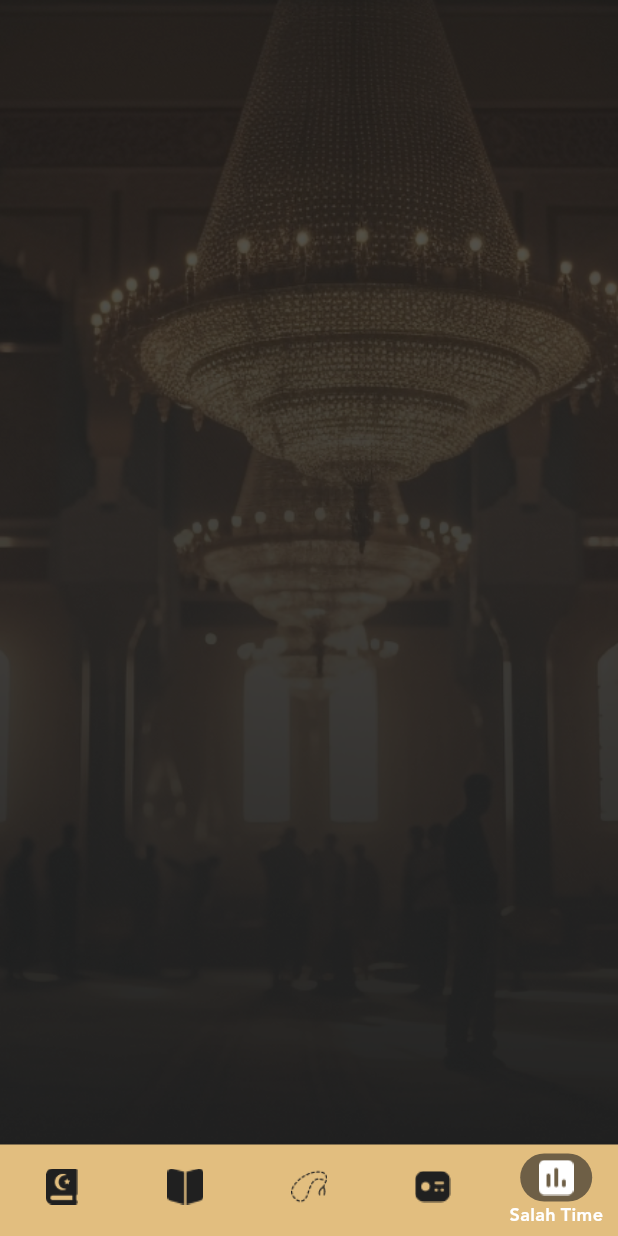
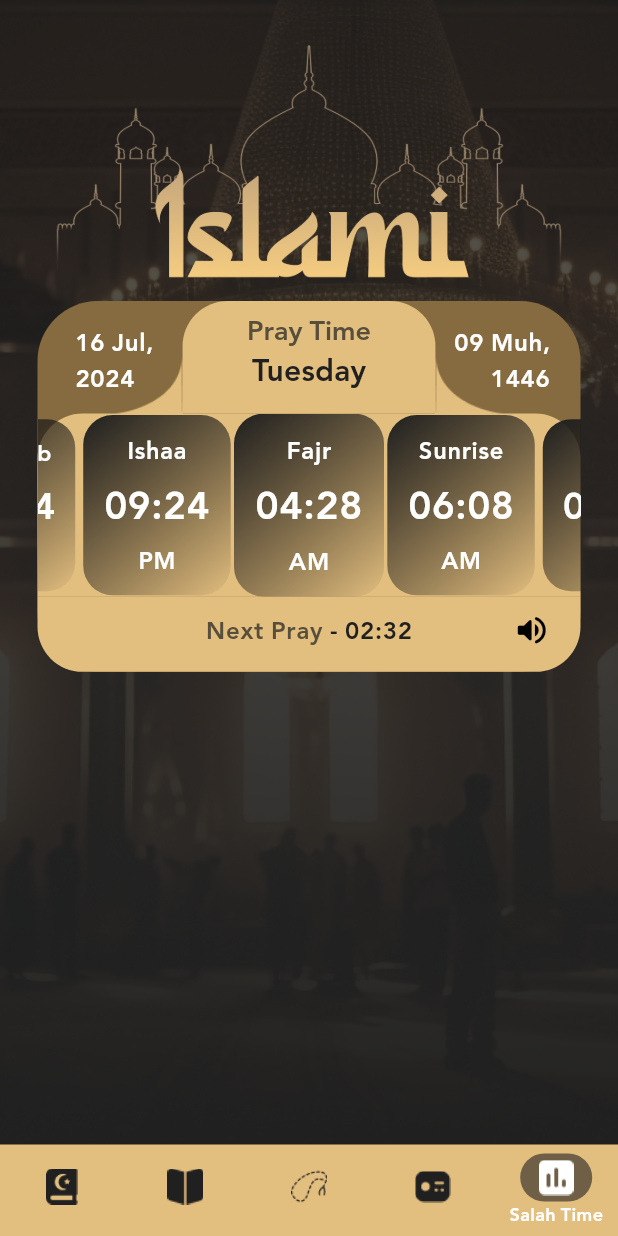
Before and after one commit to Momen0Waleed/Islami_App, a Flutter app: the HomeScreen screen opened by its route, item 5 of the bottom bar chosen, on a phone screen of 412 x 824 dp. Run offline on Flutter 3.47's test engine with Material 3 defaults, Android fonts, the phone set to English and light mode, and no system bars; drawn by our look-alikes of carousel_slider; our stand-ins replace shared_preferences; accounts and stored records are empty.

Commit message:
Finishing Sala Time Box

```diff
--- a/lib/core/constants/islami_colors.dart
+++ b/lib/core/constants/islami_colors.dart
@@ -3,6 +3,7 @@ import 'dart:ui';
 abstract class IslamiColors{
   static const Color black = Color(0xFF202020);
   static const Color gold = Color(0xFFE2BE7F);
+  static const Color darkGold = Color(0xFF856B3F);
   static const Color white = Color(0xFFFFFFFF);
   static const Color gray = Color(0xFF6E5F46);
   static const Color disabledIndicator = Color(0xFF707070);
--- a/lib/core/constants/islami_images.dart
+++ b/lib/core/constants/islami_images.dart
@@ -33,4 +33,9 @@ abstract class IslamiImages{
       "assets/images/radio widget background.png";
   static const String radioVoiceWavesBackground =
       "assets/images/radio voice waves background.png";
+
+  static const String leftCornerSalaHeader =
+      "assets/images/leftCornerSalaHeader.png";
+  static const String rightCornerSalaHeader =
+      "assets/images/rightCornerSalaHeader.png";
 }
--- a/lib/modules/sala_time/sala_time_view.dart
+++ b/lib/modules/sala_time/sala_time_view.dart
@@ -1,4 +1,5 @@
 import 'package:flutter/material.dart';
+import 'package:islami_app/modules/sala_time/widgets/sala_box_widget.dart';
 
 import '../../core/constants/islami_images.dart';
 
@@ -8,12 +9,24 @@ class SalaTimeView extends StatelessWidget {
   @override
   Widget build(BuildContext context) {
     return Container(
+      padding: EdgeInsets.symmetric(vertical: 30, horizontal: 25),
       decoration: BoxDecoration(
         image: DecorationImage(
             image: AssetImage(IslamiImages.backgroundSalaTimePage),
             fit: BoxFit.cover
         ),
       ),
+      child: Column(
+        mainAxisAlignment: MainAxisAlignment.start,
+        children: [
+          Image.asset(
+            IslamiImages.quranPageLogo,
+          ),
+          SalaBoxWidget(),
+
+
+        ],
+      ),
     );
   }
 }
--- /dev/null
+++ b/lib/modules/sala_time/widgets/sala_body_widget.dart
@@ -0,0 +1,50 @@
+import 'package:carousel_slider/carousel_slider.dart';
+import 'package:flutter/material.dart';
+import 'package:islami_app/core/constants/islami_colors.dart';
+import 'package:islami_app/modules/sala_time/widgets/sala_card_widget.dart';
+
+class SalaBodyWidget extends StatefulWidget {
+  const SalaBodyWidget({super.key});
+
+  @override
+  State<SalaBodyWidget> createState() => _SalaBodyWidgetState();
+}
+
+class _SalaBodyWidgetState extends State<SalaBodyWidget> {
+  @override
+  Widget build(BuildContext context) {
+    return Container(
+      width: double.infinity,
+      decoration: BoxDecoration(
+        color: IslamiColors.gold,
+        borderRadius: BorderRadius.only(
+          topLeft: Radius.circular(30),
+          topRight: Radius.circular(30),
+        ),
+      ),
+      child: CarouselSlider(
+        items: [
+          SalaCardWidget(salaName: "Fajr", salaTime: "04:28", pm_am: "AM"),
+          SalaCardWidget(salaName: "Sunrise", salaTime: "06:08", pm_am: "AM"),
+          SalaCardWidget(salaName: "Dhuhr", salaTime: "01:02", pm_am: "PM"),
+          SalaCardWidget(salaName: "Asr", salaTime: "04:38", pm_am: "PM"),
+          SalaCardWidget(salaName: "Maghrib", salaTime: "07:54", pm_am: "PM"),
+          SalaCardWidget(salaName: "Ishaa", salaTime: "09:24", pm_am: "PM"),
+        ],
+        options: CarouselOptions(
+          height: 130,
+          viewportFraction: 0.28,
+          initialPage: 0,
+          enableInfiniteScroll: true,
+          reverse: false,
+          autoPlay: false,
+          autoPlayAnimationDuration: Duration(milliseconds: 800),
+          autoPlayCurve: Curves.fastOutSlowIn,
+          enlargeCenterPage: true,
+          enlargeFactor: 0.1,
+          scrollDirection: Axis.horizontal,
+        ),
+      ),
+    );
+  }
+}
--- /dev/null
+++ b/lib/modules/sala_time/widgets/sala_box_widget.dart
@@ -0,0 +1,33 @@
+import 'package:flutter/material.dart';
+import 'package:islami_app/core/constants/islami_colors.dart';
+import 'package:islami_app/modules/sala_time/widgets/sala_body_widget.dart';
+import 'package:islami_app/modules/sala_time/widgets/sala_footer_widget.dart';
+import 'package:islami_app/modules/sala_time/widgets/sala_header_widget.dart';
+
+class SalaBoxWidget extends StatefulWidget {
+  const SalaBoxWidget({super.key});
+
+  @override
+  State<SalaBoxWidget> createState() => _SalaBoxWidgetState();
+}
+
+class _SalaBoxWidgetState extends State<SalaBoxWidget> {
+  @override
+  Widget build(BuildContext context) {
+    return Container(
+      height: MediaQuery.of(context).size.height * 0.3,
+      width: double.infinity,
+      decoration: BoxDecoration(
+        color: IslamiColors.darkGold,
+        borderRadius: BorderRadius.circular(40),
+      ),
+      child: Column(
+        children: [
+          SalaHeaderWidget(),
+          Expanded(child: SalaBodyWidget()),
+          SalaFooterWidget(),
+        ],
+      ),
+    );
+  }
+}
--- /dev/null
+++ b/lib/modules/sala_time/widgets/sala_card_widget.dart
@@ -0,0 +1,50 @@
+import 'package:flutter/material.dart';
+import 'package:islami_app/core/constants/islami_colors.dart';
+
+class SalaCardWidget extends StatelessWidget {
+  final String salaName;
+  final String salaTime;
+  final String pm_am;
+
+  const SalaCardWidget({
+    super.key,
+    required this.salaName,
+    required this.salaTime,
+    required this.pm_am,
+  });
+
+  @override
+  Widget build(BuildContext context) {
+    var theme = Theme.of(context);
+    return Container(
+      padding: EdgeInsets.symmetric(vertical: 12, horizontal: 10),
+      // margin: EdgeInsets.symmetric(horizontal: 5),
+      width: 100,
+      height: 130,
+      decoration: BoxDecoration(
+        gradient: const LinearGradient(
+          begin: Alignment.topLeft,
+          end: Alignment.bottomRight,
+          colors: [
+            IslamiColors.black,
+            Colors.transparent, // gold-ish bottom color
+          ],
+        ),
+        borderRadius: BorderRadius.circular(20),
+      ),
+      child: Column(
+        mainAxisSize: MainAxisSize.min,
+        mainAxisAlignment: MainAxisAlignment.spaceBetween,
+        crossAxisAlignment: CrossAxisAlignment.center,
+        children: [
+          Text(salaName, style: theme.textTheme.bodyLarge),
+          Text(
+            salaTime,
+            style: theme.textTheme.bodyLarge!.copyWith(fontSize: 26),
+          ),
+          Text(pm_am, style: theme.textTheme.bodyLarge),
+        ],
+      ),
+    );
+  }
+}
--- /dev/null
+++ b/lib/modules/sala_time/widgets/sala_footer_widget.dart
@@ -0,0 +1,67 @@
+import 'package:flutter/material.dart';
+import 'package:islami_app/core/constants/islami_colors.dart';
+
+class SalaFooterWidget extends StatefulWidget {
+  const SalaFooterWidget({super.key});
+
+  @override
+  State<SalaFooterWidget> createState() => _SalaFooterWidgetState();
+}
+
+class _SalaFooterWidgetState extends State<SalaFooterWidget> {
+  bool isMute = false;
+
+  @override
+  Widget build(BuildContext context) {
+    var theme = Theme.of(context);
+    return Container(
+      padding: EdgeInsets.symmetric(vertical: 10, horizontal: 20),
+      height: 50,
+      width: double.infinity,
+      decoration: BoxDecoration(
+        color: IslamiColors.gold,
+        borderRadius: BorderRadius.only(
+          bottomRight: Radius.circular(30),
+          bottomLeft: Radius.circular(30),
+        ),
+      ),
+      child: Stack(
+        children: [
+          Align(
+            alignment: Alignment.topRight,
+            child: GestureDetector(
+              onTap: () {
+                setState(() {
+                  isMute = !isMute;
+                });
+              },
+              child: Icon(
+                isMute ? Icons.volume_off_rounded : Icons.volume_up_rounded,
+                color: Colors.black,
+                size: 25,
+              ),
+            ),
+          ),
+          Row(
+            mainAxisAlignment: MainAxisAlignment.center,
+            crossAxisAlignment: CrossAxisAlignment.center,
+            children: [
+              Text(
+                "Next Pray",
+                style: theme.textTheme.bodyLarge!.copyWith(
+                  color: Color(0xFF584E3C),
+                ),
+              ),
+              Text(
+                " - 02:32",
+                style: theme.textTheme.bodyLarge!.copyWith(
+                  color: IslamiColors.black,
+                ),
+              ),
+            ],
+          ),
+        ],
+      ),
+    );
+  }
+}
--- /dev/null
+++ b/lib/modules/sala_time/widgets/sala_header_widget.dart
@@ -0,0 +1,83 @@
+import 'package:flutter/material.dart';
+import 'package:islami_app/core/constants/islami_colors.dart';
+import 'package:islami_app/core/constants/islami_images.dart';
+
+class SalaHeaderWidget extends StatelessWidget {
+  const SalaHeaderWidget({super.key});
+
+  @override
+  Widget build(BuildContext context) {
+    var theme = Theme.of(context);
+    return SizedBox(
+      height: 75,
+      child: Stack(
+        children: [
+          Padding(
+            padding: const EdgeInsets.only(left: 25.0, right: 20, top: 15),
+            child: Row(
+              children: [
+                Text("16 Jul,\n2024", style: theme.textTheme.bodyLarge),
+                Spacer(),
+                Text(
+                  "09 Muh,\n1446",
+                  style: theme.textTheme.bodyLarge,
+                  textAlign: TextAlign.right,
+                ),
+              ],
+            ),
+          ),
+          Row(
+            children: [
+              Expanded(flex: 2, child: Container(color: Colors.transparent)),
+              Expanded(
+                flex: 10,
+                child: Row(
+                  crossAxisAlignment: CrossAxisAlignment.end,
+                  children: [
+                    Image.asset(IslamiImages.leftCornerSalaHeader, width: 45),
+                    Expanded(
+                      child: Container(
+                        padding: EdgeInsets.symmetric(
+                          horizontal: 35,
+                          vertical: 8,
+                        ),
+                        height: double.infinity,
+                        decoration: BoxDecoration(
+                          color: IslamiColors.gold,
+                          borderRadius: BorderRadius.only(
+                            topRight: Radius.circular(30),
+                            topLeft: Radius.circular(30),
+                          ),
+                        ),
+                        child: Column(
+                          children: [
+                            Text(
+                              "Pray Time",
+                              style: theme.textTheme.titleLarge!.copyWith(
+                                color: Color(0xFF584E3C),
+                                fontSize: 18,
+                                letterSpacing: 0,
+                              ),
+                            ),
+                            Text(
+                              "Tuesday",
+                              style: theme.textTheme.titleMedium!.copyWith(
+                                color: IslamiColors.black,
+                              ),
+                            ),
+                          ],
+                        ),
+                      ),
+                    ),
+                    Image.asset(IslamiImages.rightCornerSalaHeader, width: 45),
+                  ],
+                ),
+              ),
+              Expanded(flex: 2, child: Container(color: Colors.transparent)),
+            ],
+          ),
+        ],
+      ),
+    );
+  }
+}
```
Also changed, not shown: assets/images/leftCornerSalaHeader.png (added), assets/images/rightCornerSalaHeader.png (added), assets/images/selectedDataBackground.png (added).
